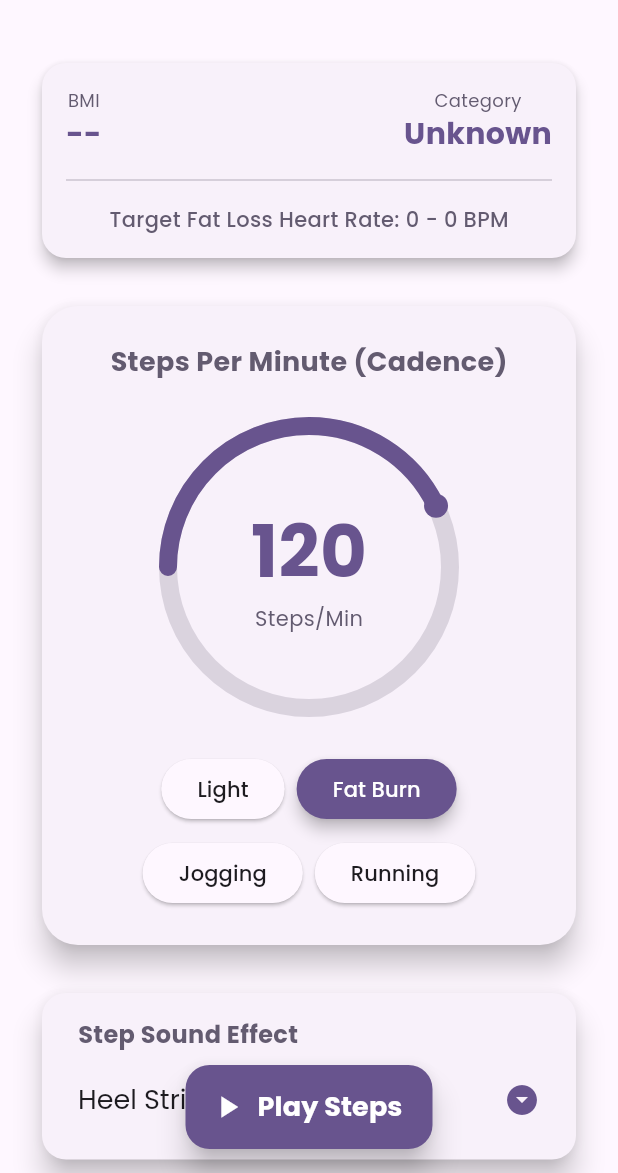
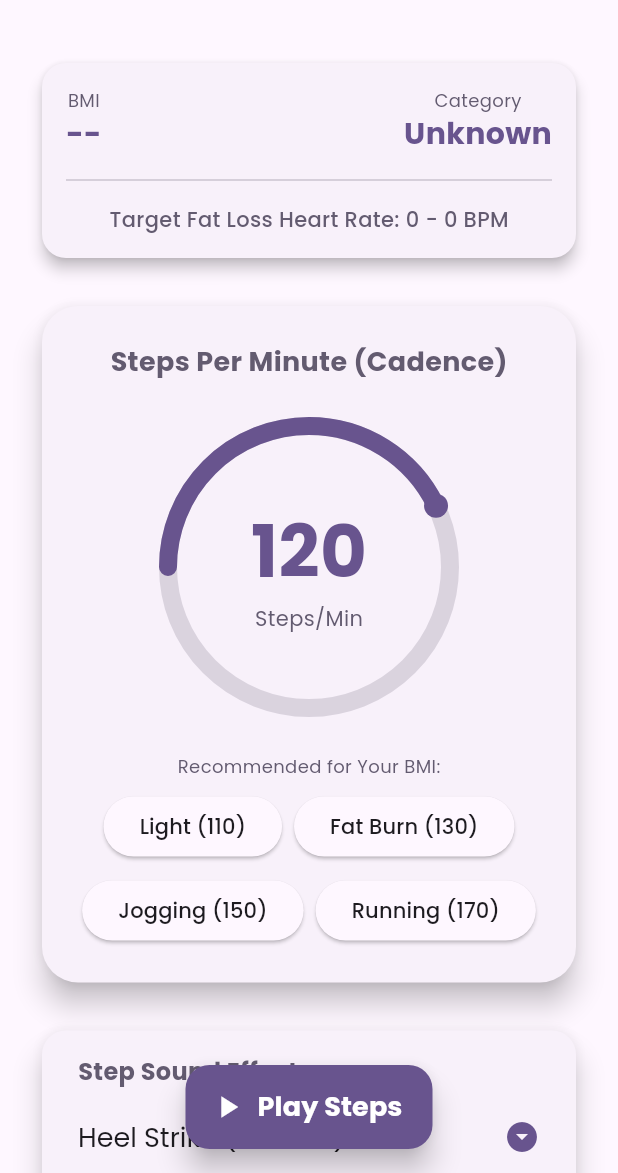
Before and after one commit to hatdoc/StepWithMe, a Flutter app: the HomePage screen opened by its route, on a phone screen of 412 x 824 dp, the part 63-1236 px from its top. Run offline on Flutter 3.47's test engine with Material 3 defaults, Android fonts, the phone set to English and light mode, and no system bars; drawn by our look-alikes of sleek_circular_slider; our stand-ins replace audioplayers, flutter_riverpod, google_fonts, riverpod, shared_preferences; accounts and stored records are empty.

Commit message:
fix: dynamically update recommended speeds based on BMI and age

```diff
--- a/lib/main.dart
+++ b/lib/main.dart
@@ -47,17 +47,17 @@ class AudioService {
     String soundFile;
     switch (soundKey) {
       case 'heel_strike':
-        soundFile = 'step1.mp3';
+        soundFile = 'walking_wood_floor.mp3'; // Using a real file as default
         break;
       case 'soft_sneaker':
-        soundFile = 'step2.mp3';
+        soundFile = 'walking_in_forest.mp3'; // Using a real file as default
         break;
       default:
         soundFile = soundKey;
     }
 
     try {
-      // On web, it's better to stop any current sound before restarting for metronome precision
+      // For precision, especially on web, we ensure the player is ready
       await _audioPlayer.stop();
       await _audioPlayer.play(AssetSource('audio/$soundFile'), volume: 1.0);
     } catch (e) {
@@ -122,6 +122,35 @@ class AppState {
     if (val < 30) return 'Overweight';
     return 'Obese';
   }
+
+  // Recommended speeds based on BMI and Age
+  int get recommendedLight {
+    final category = bmiCategory;
+    if (category == 'Obese') return 90;
+    if (category == 'Overweight') return 100;
+    return 110;
+  }
+
+  int get recommendedFatBurn {
+    final category = bmiCategory;
+    if (category == 'Obese') return 110;
+    if (category == 'Overweight') return 120;
+    return 130;
+  }
+
+  int get recommendedJogging {
+    final category = bmiCategory;
+    if (category == 'Obese') return 130;
+    if (category == 'Overweight') return 140;
+    return 150;
+  }
+
+  int get recommendedRunning {
+    final category = bmiCategory;
+    if (category == 'Obese') return 150;
+    if (category == 'Overweight') return 160;
+    return 170;
+  }
 }
 
 class StateService extends StateNotifier<AppState> {
@@ -141,6 +170,19 @@ class StateService extends StateNotifier<AppState> {
       height: hStr != null ? double.tryParse(hStr) : null,
       weight: wStr != null ? double.tryParse(wStr) : null,
       age: aStr != null ? int.tryParse(aStr) : null,
+    );
+  }
+
+  Future<void> updateUserInfo({required String height, required String weight, required String age}) async {
+    final prefs = await SharedPreferences.getInstance();
+    await prefs.setString('height', height);
+    await prefs.setString('weight', weight);
+    await prefs.setString('age', age);
+
+    state = state.copyWith(
+      height: double.tryParse(height),
+      weight: double.tryParse(weight),
+      age: int.tryParse(age),
     );
   }
 
@@ -183,9 +225,7 @@ class BPMService {
   void start() {
     _timer?.cancel();
     if (_appState.isPlaying) {
-      // Play immediately to prime the browser and give instant feedback
       _audioService.play(_appState.sound);
-
       _timer = Timer.periodic(Duration(milliseconds: 60000 ~/ _appState.bpm), (
         _,
       ) {
@@ -247,7 +287,6 @@ class HomePage extends ConsumerWidget {
     final bpmService = ref.read(bpmServiceProvider);
     final audioService = ref.read(audioServiceProvider);
 
-    // Watch for play/pause changes
     ref.listen<bool>(stateServiceProvider.select((s) => s.isPlaying), (prev, next) {
       if (next) {
         bpmService.start();
@@ -392,15 +431,23 @@ class HomePage extends ConsumerWidget {
                         ),
                       ),
                       const SizedBox(height: 24),
+                      Text(
+                        'Recommended for Your BMI:',
+                        style: GoogleFonts.poppins(
+                          fontSize: 12,
+                          color: theme.colorScheme.secondary,
+                        ),
+                      ),
+                      const SizedBox(height: 8),
                       Wrap(
                         spacing: 8,
                         runSpacing: 8,
                         alignment: WrapAlignment.center,
                         children: [
-                          _buildModeButton('Light', 100, stateService, theme, appState.bpm),
-                          _buildModeButton('Fat Burn', 120, stateService, theme, appState.bpm),
-                          _buildModeButton('Jogging', 150, stateService, theme, appState.bpm),
-                          _buildModeButton('Running', 170, stateService, theme, appState.bpm),
+                          _buildModeButton('Light', appState.recommendedLight, stateService, theme, appState.bpm),
+                          _buildModeButton('Fat Burn', appState.recommendedFatBurn, stateService, theme, appState.bpm),
+                          _buildModeButton('Jogging', appState.recommendedJogging, stateService, theme, appState.bpm),
+                          _buildModeButton('Running', appState.recommendedRunning, stateService, theme, appState.bpm),
                         ],
                       ),
                     ],
@@ -416,8 +463,6 @@ class HomePage extends ConsumerWidget {
       ),
       floatingActionButton: FloatingActionButton.extended(
         onPressed: () async {
-          // KEY FIX: Play a sound immediately here!
-          // This happens directly in the click event, which unlocks audio on browsers.
           if (!appState.isPlaying) {
             await audioService.play(appState.sound);
           }
@@ -474,7 +519,7 @@ class HomePage extends ConsumerWidget {
         elevation: isSelected ? 4 : 1,
         shape: RoundedRectangleBorder(borderRadius: BorderRadius.circular(20)),
       ),
-      child: Text(label),
+      child: Text('$label ($value)'),
     );
   }
 
@@ -535,7 +580,6 @@ class HomePage extends ConsumerWidget {
                 onChanged: (value) async {
                   if (value != null) {
                     stateService.setSound(value);
-                    // Preview also counts as a user gesture
                     await audioService.play(value);
                   }
                 },
```
Also changed, not shown: lib/user_info_page.dart (+30 -23 lines).
